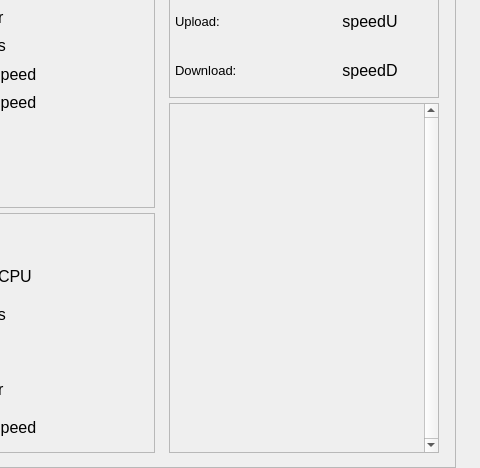
Before: the Qt Designer form resources/ui/comrado3.ui in Einthel/El_GUI_COMRADO3, drawn with Qt 5; both pictures show x 544 to 1024 and y 132 to 600 of the 1024 by 600 pixel window.
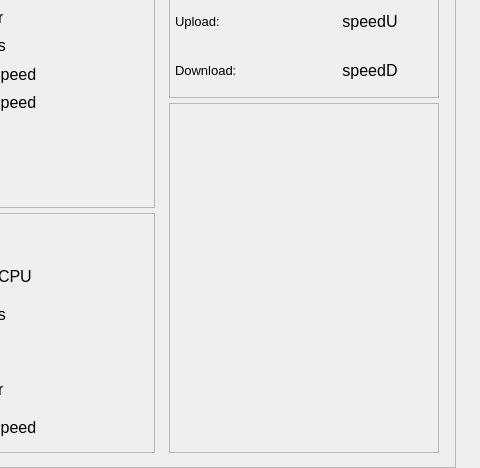
After: the same form once the commit is applied.

Diff of the .ui file:
```diff
--- a/resources/ui/comrado3.ui
+++ b/resources/ui/comrado3.ui
@@ -1467,7 +1467,7 @@
                <number>1</number>
               </property>
               <property name="verticalScrollBarPolicy">
-               <enum>Qt::ScrollBarPolicy::ScrollBarAlwaysOn</enum>
+               <enum>Qt::ScrollBarPolicy::ScrollBarAsNeeded</enum>
               </property>
               <property name="horizontalScrollBarPolicy">
                <enum>Qt::ScrollBarPolicy::ScrollBarAlwaysOff</enum>
@@ -1486,7 +1486,7 @@
                 <rect>
                  <x>0</x>
                  <y>0</y>
-                 <width>256</width>
+                 <width>268</width>
                  <height>348</height>
                 </rect>
                </property>
```
Left out of the diff: 8 changed lines with no effect on the pictures.
